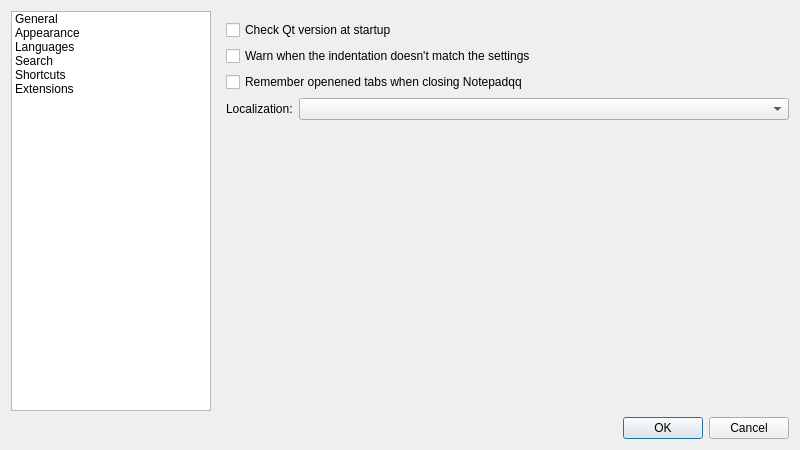
Qt form src/ui/frmpreferences.ui (notepadqq/notepadqq) before a commit.
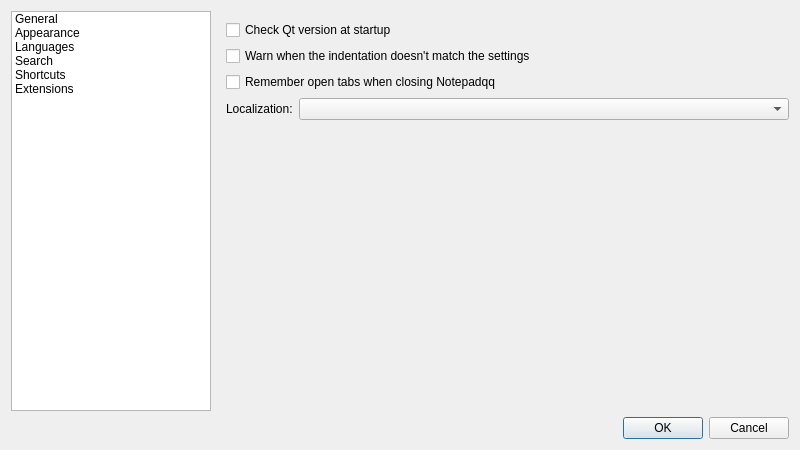
The same form after that commit. The open tabs and pages were chosen to show the change. Icons and pictures are not drawn.

Commit message: Fixed spelling, uses removeTagWidgetIfEmpty().

```diff
--- a/src/ui/frmpreferences.ui
+++ b/src/ui/frmpreferences.ui
@@ -116,7 +116,7 @@
          <item>
           <widget class="QCheckBox" name="chkRememberSession">
            <property name="text">
-            <string>Remember openened tabs when closing Notepadqq</string>
+            <string>Remember open tabs when closing Notepadqq</string>
            </property>
           </widget>
          </item>
```
Left out of the diff: 2 changed lines with no effect on the pictures. The commit also changes 1 other file.
